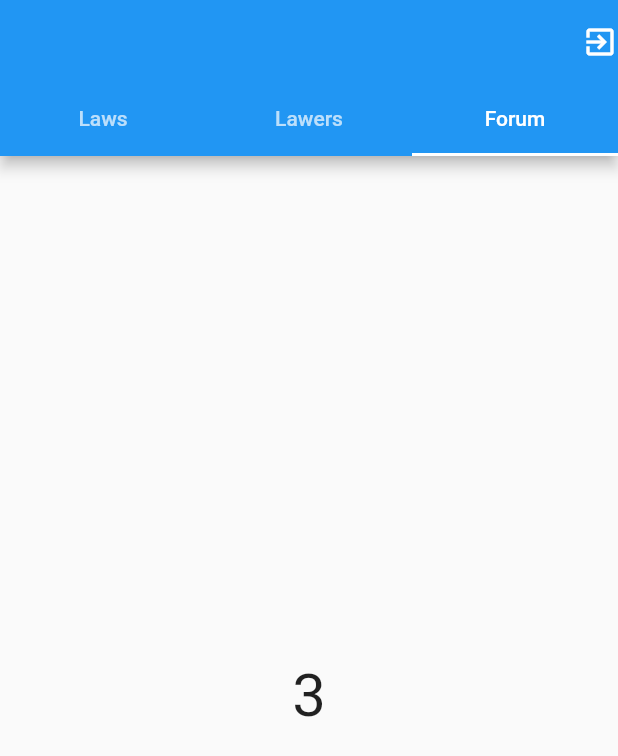
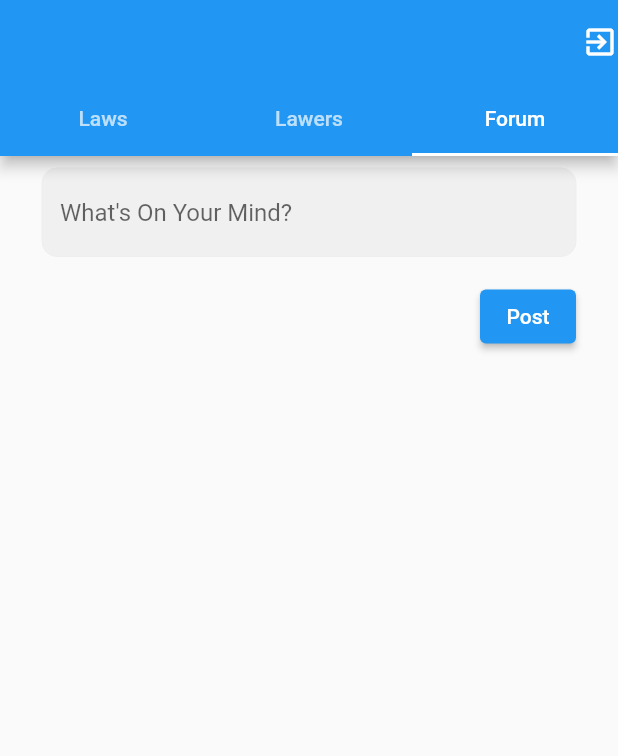
Before and after one commit to iamirzashowvik/lawer, a Flutter app: the HomePeople screen opened directly, tab 3 chosen, on a phone screen of 412 x 824 dp. Shown: the top 756 px of the screen. Run offline on Flutter 3.47's test engine with Material 2 defaults, Android fonts, the phone set to English and light mode, and no system bars; our stand-ins replace auto_size_text, cloud_firestore, firebase_auth, firebase_core, flutter_easyloading, get and 2 more; missing offline and left inert: searchable_dropdown; accounts and stored records are empty.

Commit message:
forum add

```diff
--- /dev/null
+++ b/lib/forum/forum.dart
@@ -0,0 +1,109 @@
+import 'package:cloud_firestore/cloud_firestore.dart';
+import 'package:flutter/material.dart';
+import 'package:flutter_easyloading/flutter_easyloading.dart';
+import 'package:get/get.dart';
+import 'package:lawer/model/textformfield.dart';
+import 'package:shared_preferences/shared_preferences.dart';
+
+class Forum extends StatefulWidget {
+  const Forum({Key key}) : super(key: key);
+
+  @override
+  _ForumState createState() => _ForumState();
+}
+
+class _ForumState extends State<Forum> { final _loginForm = GlobalKey<FormState>();
+TextEditingController post = TextEditingController();
+final fireStoreInstance = FirebaseFirestore.instance;
+String email,name,photoURL;
+getSharedData()async{
+  SharedPreferences preferences=await SharedPreferences.getInstance();
+  setState(() {
+    email=preferences.getString('email');
+    name=preferences.getString('name');
+    photoURL=preferences.getString('profilePHOTO');
+  });
+}
+@override
+  void initState() {
+  getSharedData();
+  // TODO: implement initState
+    super.initState();
+  }
+@override
+  Widget build(BuildContext context) {
+    return Scaffold(
+
+      body: Column(
+        children: [
+        Form(
+        key: _loginForm,
+        child: Column(
+        children: [
+          TFFxM(post, 'What\'s On Your Mind?'),
+         Padding(
+           padding: const EdgeInsets.all(8.0),
+           child: Padding(
+             padding: const EdgeInsets.symmetric(
+                 horizontal: 20),
+             child: Row(mainAxisAlignment: MainAxisAlignment.end,
+               children: [
+                 ElevatedButton(onPressed:  () async {
+                   if (_loginForm.currentState.validate()) {
+
+  fireStoreInstance
+                         .collection("Forum")
+                         .doc(email)
+                         .set({
+                       'name': name, // John Doe
+                       'post':post.text,'photoUrl':photoURL,
+'email': email,
+                     }, SetOptions(merge: true)).then((_) async {
+                       print("success!");
+                     });
+                     setState(() {
+                       post.text='';
+                     });
+
+                     Get.snackbar('Success','Post Updated');
+                   } else {
+                     //  print("invalid");
+                   }
+                 }, child: Text('Post')),
+               ],
+             ),
+           ),
+         )
+
+        ])),
+      Expanded(flex: 1,
+        child: StreamBuilder<QuerySnapshot>(
+          stream: fireStoreInstance.collection('Forum').snapshots(),
+          builder: (context, snapshot) {
+            if (!snapshot.hasData) {
+              return Center(
+                child: CircularProgressIndicator(
+                  backgroundColor: Colors.lightBlueAccent,
+                ),
+              );
+            }
+            // final messages = snapshot.data.docs.reversed;
+
+            return ListView.builder(
+              reverse: true,
+              padding: EdgeInsets.symmetric(horizontal: 10.0, vertical: 20.0),itemCount:snapshot.data.docs.length ,
+              itemBuilder: (BuildContext context, int index) {
+                return Text(snapshot.data.docs[index]['post']);
+              },
+
+            );
+          },
+        ),
+      )
+
+
+        ],
+      ),
+    );
+  }
+}
--- a/lib/model/textformfield.dart
+++ b/lib/model/textformfield.dart
@@ -10,7 +10,7 @@ class TFFxM extends StatelessWidget {
   Widget build(BuildContext context) {
     return Padding(
       padding: const EdgeInsets.symmetric(
-          horizontal: 20),
+        horizontal: 20),
       child: Padding(
         padding: const EdgeInsets.all(8.0),
         child: TextFormField(
--- a/lib/users/people/home__people.dart
+++ b/lib/users/people/home__people.dart
@@ -2,6 +2,7 @@ import 'package:auto_size_text/auto_size_text.dart';
 import 'package:cloud_firestore/cloud_firestore.dart';
 import 'package:flutter/material.dart';
 import 'package:get/get.dart';
+import 'package:lawer/forum/forum.dart';
 import 'package:lawer/users/userselection.dart';
 import 'package:shared_preferences/shared_preferences.dart';
 
@@ -67,7 +68,7 @@ getSharedData()async{
                   "0",
                   style: TextStyle(fontSize: 40),
                 )),
-            ListView.builder(
+           lawers.length==0?CircularProgressIndicator(): ListView.builder(
                 itemCount: lawers.length,
                 itemBuilder: (BuildContext context, int index) {
                   return ListTile(
@@ -78,7 +79,10 @@ getSharedData()async{
                       width:
                       (MediaQuery.of(context).size.width / 3) * 1.7,
                       child: Center(
-                        child: Column(
+                        child: Row(
+                          children: [
+                            Image.network('https://image.freepik.com/free-photo/smiling-mature-lawyer-working-courtroom_23-2147898545.jpg',height: 90,width: 90,),
+                            Column(
                               crossAxisAlignment: CrossAxisAlignment.start,
                               mainAxisAlignment:
                               MainAxisAlignment.spaceAround,
@@ -118,15 +122,13 @@ getSharedData()async{
                                 ),
                               ],
                             ),
+                          ],
+                        ),
                       ),
                     ),
                   );
                 }),
-            Center(
-                child: Text(
-                  "3",
-                  style: TextStyle(fontSize: 40),
-                )),
+            Forum()
           ],
         ),
       ),
--- a/pubspec.yaml
+++ b/pubspec.yaml
@@ -28,13 +28,15 @@ dependencies:
   # The following adds the Cupertino Icons font to your application.
   # Use with the CupertinoIcons class for iOS style icons.
   cupertino_icons: ^1.0.2
-  cloud_firestore:
-  firebase_core: ^0.5.0+1
+  cloud_firestore: ^1.0.0
+  firebase_core: ^1.0.0
   get: ^4.1.4
   flutter_easyloading: ^3.0.0
   shared_preferences: ^2.0.5
   searchable_dropdown: ^1.1.3
   auto_size_text: ^2.1.0
+  google_sign_in: ^5.0.0
+  firebase_auth: ^1.0.0
 
 
 
```
Also changed, not shown: lib/users/lawers/signup__lawer.dart (+54 -8 lines), lib/users/people/signup__people.dart (+71 -6 lines), pubspec.lock. Lines whose indentation alone changed are shown as unchanged.
